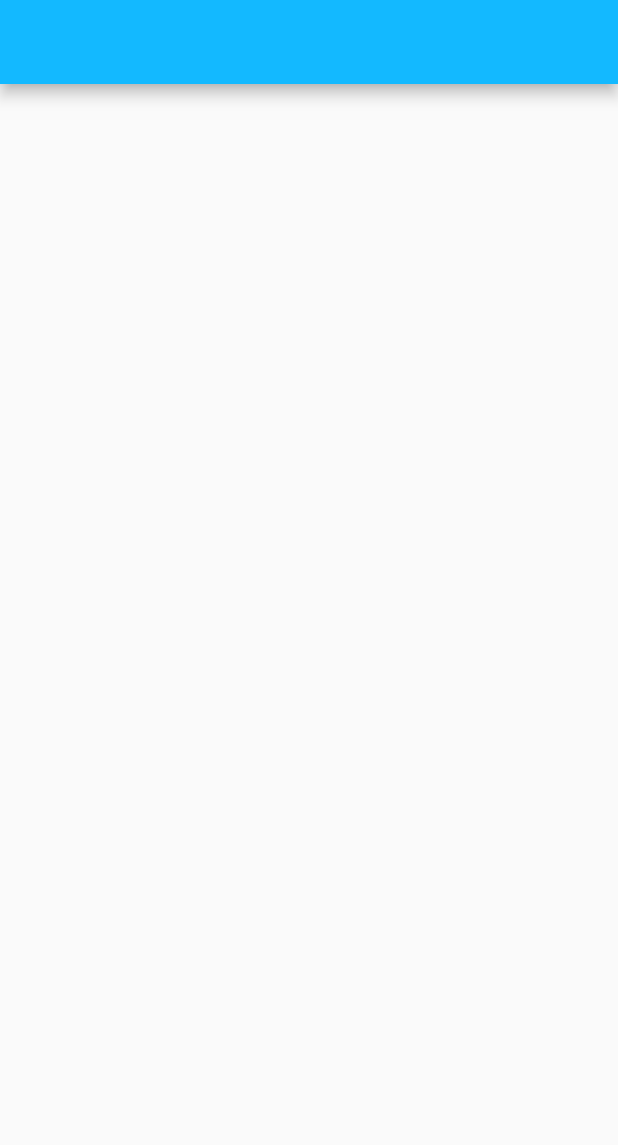
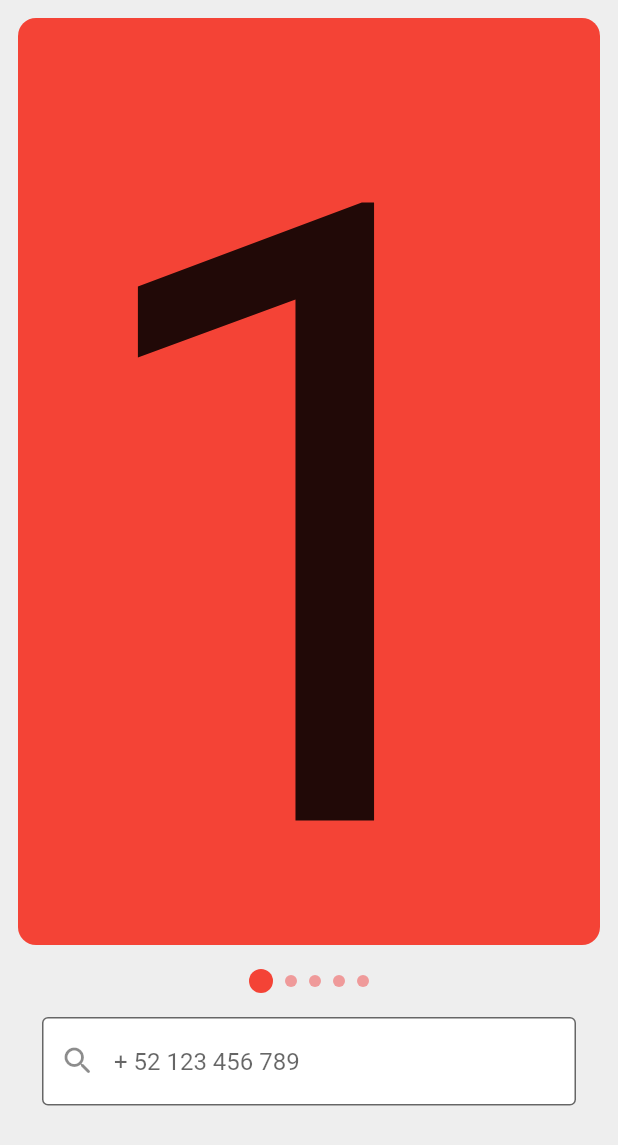
Before and after one commit to LUSEDOU/app_market, a Flutter app: the screen it shows after launch, on a phone screen of 412 x 824 dp. Shown: the top 1145 px of the screen. Run offline on Flutter 3.47's test engine with Material 2 defaults, Android fonts, the phone set to English and light mode, and no system bars; drawn by our look-alikes of card_swiper; our stand-ins replace bloc, flutter_bloc; generated files the repository leaves out were written again.

Commit message:
feat(welcome): define structure

```diff
--- a/lib/app/view/app.dart
+++ b/lib/app/view/app.dart
@@ -18,10 +18,11 @@ class App extends StatelessWidget {
   Widget build(BuildContext context) {
     return MaterialApp(
       theme: ThemeData(
-        appBarTheme: const AppBarTheme(color: Color(0xFF13B9FF)),
+        appBarTheme: const AppBarTheme(color: Colors.red),
         colorScheme: ColorScheme.fromSwatch(
-          accentColor: const Color(0xFF13B9FF),
+          accentColor: Colors.red,
         ),
+        primaryColor: Colors.red,
       ),
       localizationsDelegates: const [
         AppLocalizations.delegate,
--- a/lib/welcome/view/welcome_page.dart
+++ b/lib/welcome/view/welcome_page.dart
@@ -1,3 +1,4 @@
+import 'package:card_swiper/card_swiper.dart';
 import 'package:flutter/material.dart';
 
 class WelcomePage extends StatelessWidget {
@@ -12,8 +13,127 @@ class WelcomePage extends StatelessWidget {
 class _WelcomeView extends StatelessWidget {
   @override
   Widget build(BuildContext context) {
+    final size = MediaQuery.of(context).size;
+
     return Scaffold(
-      appBar: AppBar(),
+      backgroundColor: Colors.grey[200],
+      body: SafeArea(
+        child: Padding(
+          padding: const EdgeInsets.all(12),
+          child: SingleChildScrollView(
+            child: Column(
+              children: [
+                Poster(
+                  size: size,
+                  posterLength: posters.length,
+                ),
+                const SizedBox(height: 16),
+                _IndexPoster(
+                  index: 0,
+                  posterLength: posters.length,
+                ),
+                const SizedBox(height: 16),
+                _Form(),
+              ],
+            ),
+          ),
+        ),
+      ),
     );
   }
 }
+
+class Poster extends StatelessWidget {
+  const Poster({
+    super.key,
+    required this.size,
+    required this.posterLength,
+  });
+
+  final Size size;
+  final int posterLength;
+
+  @override
+  Widget build(BuildContext context) {
+    return SizedBox(
+      height: size.height * 0.75,
+      child: Swiper(
+        itemCount: posterLength,
+        itemBuilder: (context, index) => Container(
+          width: size.width,
+          height: size.height * 0.75,
+          decoration: BoxDecoration(
+            borderRadius: BorderRadius.circular(
+              12,
+            ),
+            color: Colors.red,
+          ),
+          alignment: Alignment.center,
+          child: Text(
+            '${index + 1}',
+            style: TextStyle(fontSize: size.height * 0.7),
+          ),
+        ),
+      ),
+    );
+  }
+}
+
+class _IndexPoster extends StatelessWidget {
+  const _IndexPoster({
+    required this.index,
+    required this.posterLength,
+  });
+
+  final int index;
+  final int posterLength;
+
+  @override
+  Widget build(BuildContext context) {
+    Widget iCircle({required bool isActive}) => Container(
+          width: isActive ? 16 : 8,
+          height: isActive ? 16 : 8,
+          key: UniqueKey(),
+          decoration: BoxDecoration(
+            shape: BoxShape.circle,
+            color: isActive ? Colors.red : Colors.red[200],
+          ),
+        );
+
+    return Row(
+      mainAxisSize: MainAxisSize.min,
+      children: List.generate(
+        posterLength,
+        (index) => index == 0
+            ? iCircle(isActive: index == this.index)
+            : Row(
+                children: [
+                  const SizedBox(width: 8),
+                  iCircle(isActive: index == this.index),
+                ],
+              ),
+      ),
+    );
+  }
+}
+
+class _Form extends StatelessWidget {
+  @override
+  Widget build(BuildContext context) {
+    return const Padding(
+      padding: EdgeInsets.symmetric(horizontal: 16),
+      child: TextField(
+        decoration: InputDecoration(
+          border: OutlineInputBorder(),
+          fillColor: Colors.white,
+          hintText: '+ 52 123 456 789',
+          prefixIcon: Icon(Icons.search_rounded),
+          filled: true,
+        ),
+        keyboardType: TextInputType.phone,
+      ),
+    );
+  }
+}
+
+final posters = [1, 2, 3, 4, 5];
--- a/pubspec.yaml
+++ b/pubspec.yaml
@@ -9,6 +9,7 @@ environment:
 
 dependencies:
   bloc: ^8.1.0
+  card_swiper: ^2.0.4
   flutter:
     sdk: flutter
   flutter_bloc: ^8.1.1
```
Also changed, not shown: pubspec.lock.
